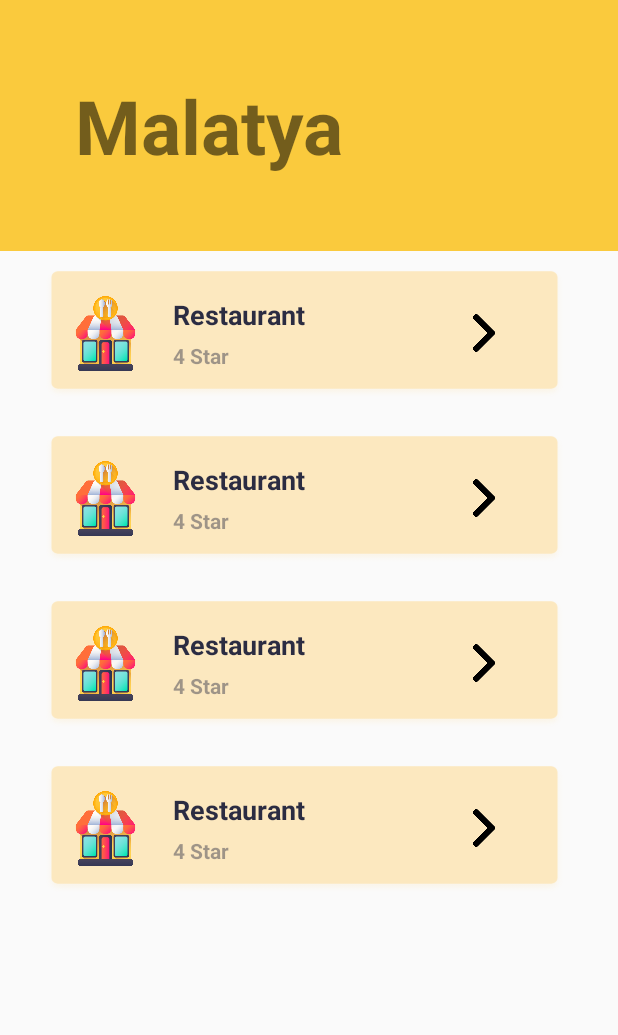
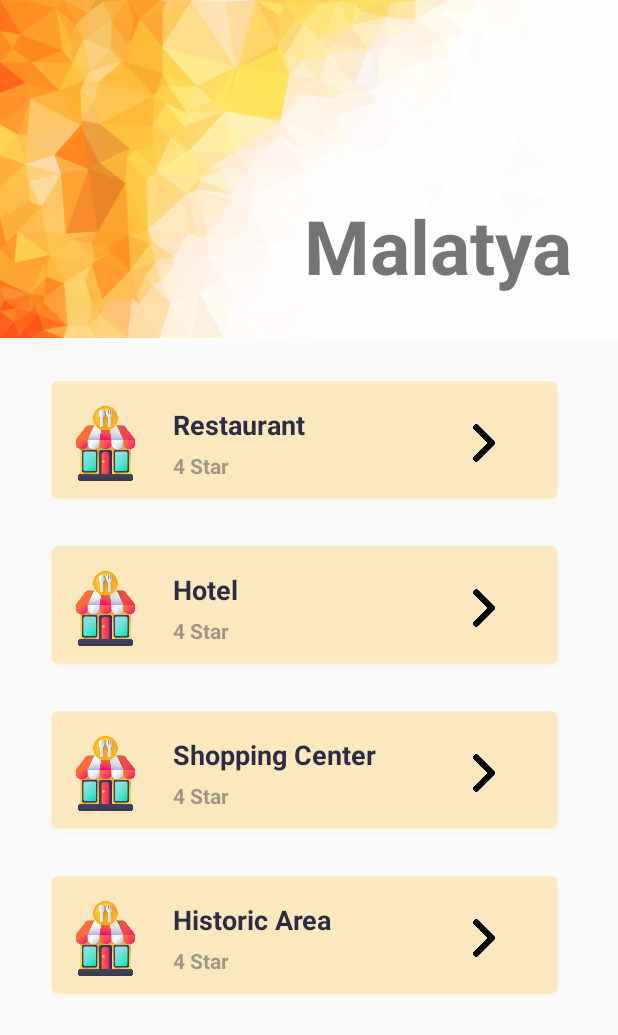
Before and after one commit to SmTravel/SmartTravelAndroid, an Android app: the TravelActivity screen opened directly, with no data from a screen before it, on a phone screen of 412 x 824 dp. Shown: the top 1035 px of the screen. Run offline under Robolectric (Android 15) with nearby library versions, the phone set to English and light mode, and no system bars; Roboto replaces fonts that are not available here.

Commit message:
Some Changes

```diff
--- a/app/src/main/java/com/smtravel/android/view/LoginActivity.java
+++ b/app/src/main/java/com/smtravel/android/view/LoginActivity.java
@@ -32,7 +32,6 @@ public class LoginActivity extends AppCompatActivity {
     @Override
     protected void onStart() {
         super.onStart();
-        getCurrentUser();
     }
 
     private void setClickForView(){
--- a/app/src/main/res/layout/activity_travel.xml
+++ b/app/src/main/res/layout/activity_travel.xml
@@ -4,23 +4,26 @@
     android:layout_height="match_parent"
     android:orientation="vertical">
 
-    <RelativeLayout
+    <LinearLayout
         android:layout_width="match_parent"
-        android:layout_height="wrap_content"
-        android:padding="50dp"
-        android:background="@color/colorPrimary">
+        android:layout_height="225dp"
+        android:padding="30dp"
+        android:gravity="end"
+        android:background="@drawable/traveltitlebackground">
 
         <TextView
             android:layout_width="wrap_content"
             android:layout_height="wrap_content"
+            android:layout_marginTop="100dp"
             android:text="Malatya"
             android:textSize="50sp"
             android:textStyle="bold" />
-    </RelativeLayout>
+    </LinearLayout>
     <RelativeLayout
         android:layout_width="match_parent"
         android:layout_height="wrap_content"
         android:padding="10dp"
+        android:layout_marginTop="15dp"
         >
 
         <ImageView
@@ -87,9 +90,9 @@
             android:layout_height="wrap_content"
             android:layout_marginLeft="105dp"
             android:layout_marginTop="20dp"
-            android:text="Restaurant"
+            android:text="Hotel"
+            android:textColor="#d703082b"
             android:textSize="18dp"
-            android:textColor="#d703082b"
             android:textStyle="bold" />
 
         <TextView
@@ -133,9 +136,9 @@
             android:layout_height="wrap_content"
             android:layout_marginLeft="105dp"
             android:layout_marginTop="20dp"
-            android:text="Restaurant"
+            android:text="Shopping Center"
+            android:textColor="#d703082b"
             android:textSize="18dp"
-            android:textColor="#d703082b"
             android:textStyle="bold" />
         <TextView
             android:layout_width="wrap_content"
@@ -178,7 +181,7 @@
             android:layout_height="wrap_content"
             android:layout_marginLeft="105dp"
             android:layout_marginTop="20dp"
-            android:text="Restaurant"
+            android:text="Historic Area"
             android:textSize="18dp"
             android:textColor="#d703082b"
             android:textStyle="bold" />
```
Also changed, not shown: app/src/main/res/drawable/traveltitlebackground.png (added).
